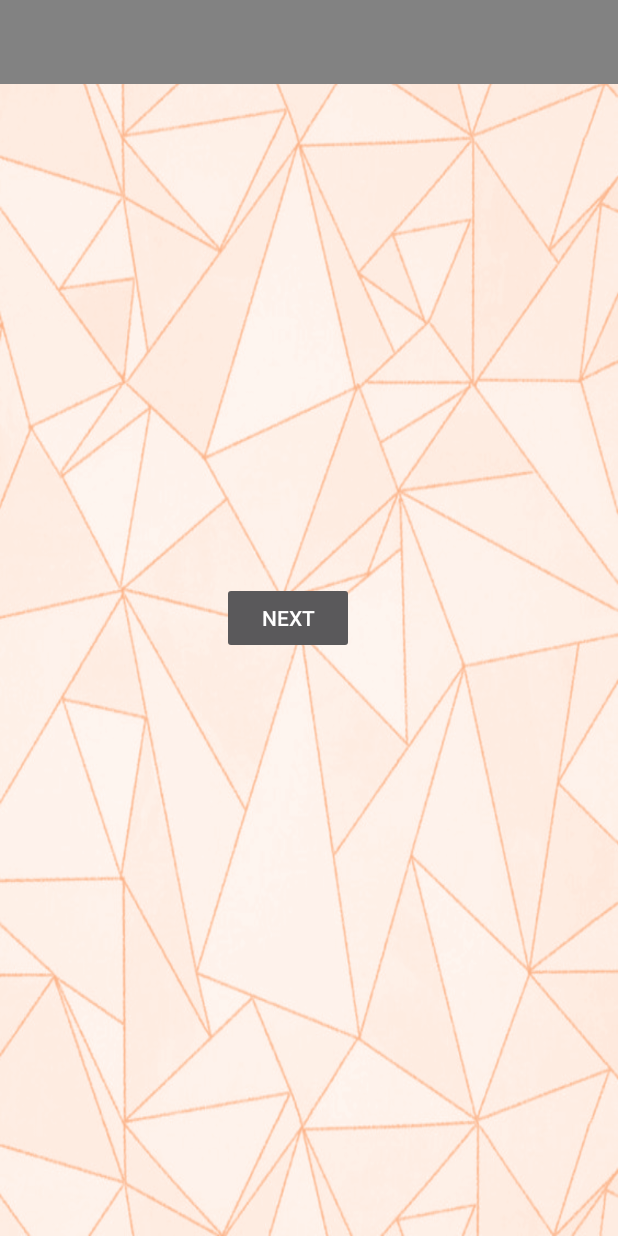
After one commit to TrippCol/Farrapp-MobileApplication, an Android app: the layout activity_party_test.xml on its own in the app's theme, with its tools: preview values and no code run, on a phone screen of 412 x 824 dp. The commit adds this screen. Run offline under Robolectric (Android 15) with nearby library versions, the light colour scheme and no system bars; Roboto replaces fonts that are not available here.

Commit message:
Test Party View added

```diff
--- /dev/null
+++ b/app/src/main/res/layout/activity_party_test.xml
@@ -0,0 +1,28 @@
+<?xml version="1.0" encoding="utf-8"?>
+<RelativeLayout xmlns:android="http://schemas.android.com/apk/res/android"
+    xmlns:tools="http://schemas.android.com/tools"
+    android:layout_width="match_parent"
+    android:layout_height="match_parent"
+    android:background="@drawable/bakgr"
+    tools:context=".data.ui.PartyActivity">
+
+    <include
+        android:id="@+id/app_bar_1"
+        layout="@layout/app_bar"
+        android:layout_width="match_parent"
+        android:layout_height="wrap_content"
+        android:layout_centerHorizontal="true" />
+
+    <Button
+        android:id="@+id/bookButton"
+        android:layout_width="wrap_content"
+        android:layout_height="wrap_content"
+        android:layout_alignParentStart="true"
+        android:layout_centerVertical="true"
+        android:layout_marginStart="148dp"
+        android:text="Next"
+        tools:layout_editor_absoluteX="148dp"
+        tools:layout_editor_absoluteY="259dp" />
+
+
+</RelativeLayout>
--- a/app/src/main/res/layout/app_bar.xml
+++ b/app/src/main/res/layout/app_bar.xml
@@ -1,6 +1,8 @@
 <?xml version="1.0" encoding="utf-8"?>
 <android.support.v7.widget.Toolbar xmlns:android="http://schemas.android.com/apk/res/android"
     android:layout_width="match_parent"
-    android:layout_height="wrap_content">
+    android:layout_height="wrap_content"
+    android:background="@color/colorAccent"
+    android:layout_centerHorizontal="true">
 
 </android.support.v7.widget.Toolbar>
```
Also changed, not shown: app/src/main/java/escuelaing/com/co/bowmobileapp/data/ui/PartyActivity.java (+24 -7 lines), app/src/main/java/escuelaing/com/co/bowmobileapp/data/ui/PartyListActivity.java (+3 -6 lines).
